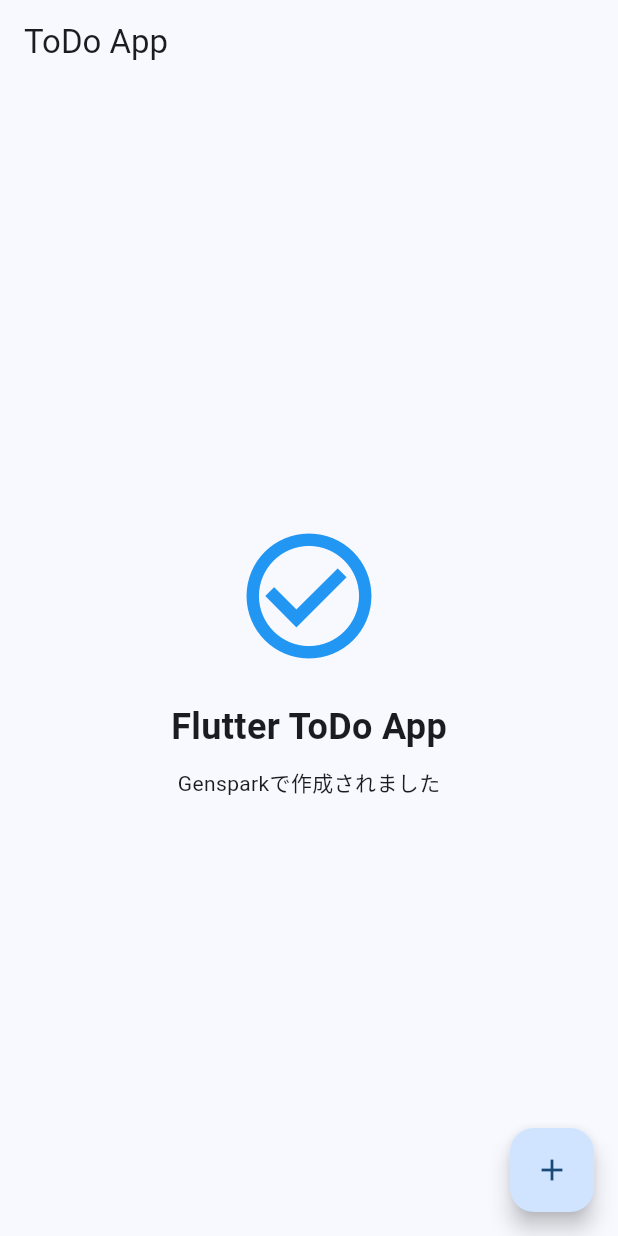
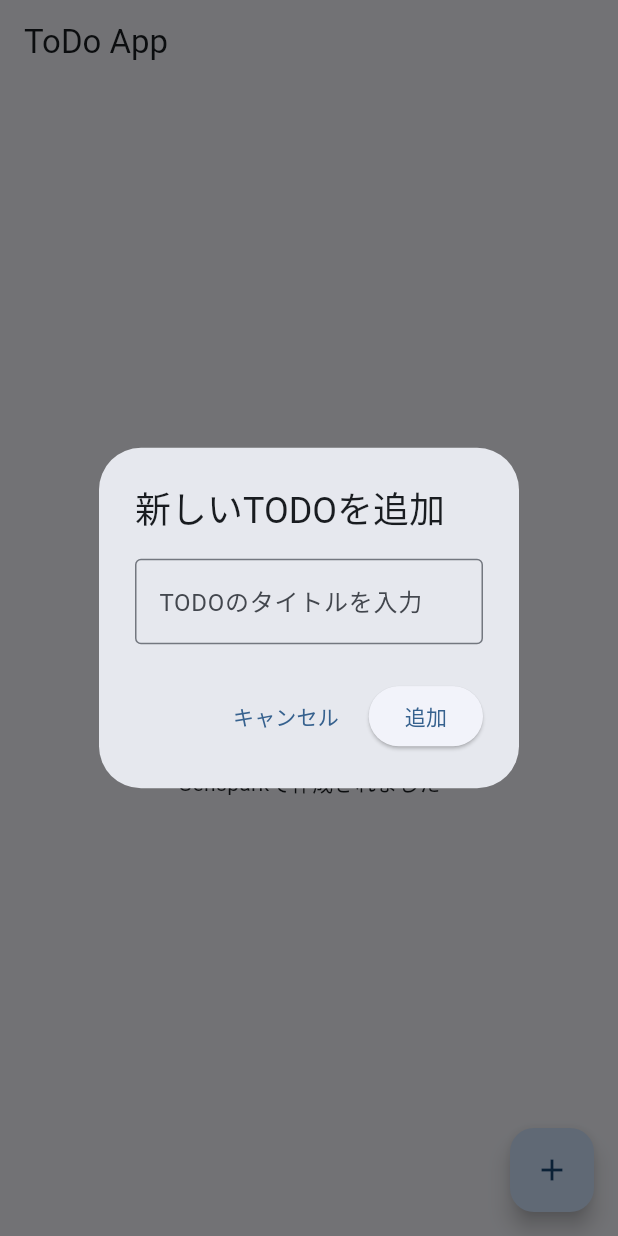
Before and after one commit to garyohosu/todo_sample1, a Flutter app: the screen it shows after launch, after a tap on the "add" icon, on a phone screen of 412 x 824 dp. Run offline on Flutter 3.47's test engine with Material 3 defaults, Android fonts, the phone set to English and light mode, and no system bars; our stand-ins replace hive, hive_flutter; accounts and stored records are empty.

Commit message:
Feat: Implement FloatingActionButton to add new todos
- Add dialog to input new todo title
- Show todo list when todos exist
- Allow marking todos as done with checkbox
- Allow deleting todos
- Connect to TodoProvider for database persistence

This implements the missing functionality for the + button
that was previously empty.

🤖 Generated with [Claude Code](https://claude.com/claude-code)

Co-Authored-By: Claude <noreply@anthropic.com>

```diff
--- a/lib/screens/home_screen.dart
+++ b/lib/screens/home_screen.dart
@@ -1,7 +1,67 @@
 import 'package:flutter/material.dart';
+import 'package:provider/provider.dart';
+import 'package:uuid/uuid.dart';
+import '../models/todo_item.dart';
+import '../providers/todo_provider.dart';
 
-class HomeScreen extends StatelessWidget {
+class HomeScreen extends StatefulWidget {
   const HomeScreen({super.key});
+
+  @override
+  State<HomeScreen> createState() => _HomeScreenState();
+}
+
+class _HomeScreenState extends State<HomeScreen> {
+  final _titleController = TextEditingController();
+
+  void _showAddTodoDialog(BuildContext context) {
+    _titleController.clear();
+    showDialog(
+      context: context,
+      builder: (BuildContext context) {
+        return AlertDialog(
+          title: const Text('新しいTODOを追加'),
+          content: TextField(
+            controller: _titleController,
+            decoration: const InputDecoration(
+              hintText: 'TODOのタイトルを入力',
+              border: OutlineInputBorder(),
+            ),
+            maxLines: null,
+          ),
+          actions: [
+            TextButton(
+              onPressed: () {
+                Navigator.of(context).pop();
+              },
+              child: const Text('キャンセル'),
+            ),
+            ElevatedButton(
+              onPressed: () {
+                if (_titleController.text.isNotEmpty) {
+                  final newTodo = TodoItem(
+                    id: const Uuid().v4(),
+                    title: _titleController.text,
+                  );
+
+                  context.read<TodoProvider>().addTodo(newTodo);
+                  Navigator.of(context).pop();
+                  _titleController.clear();
+                }
+              },
+              child: const Text('追加'),
+            ),
+          ],
+        );
+      },
+    );
+  }
+
+  @override
+  void dispose() {
+    _titleController.dispose();
+    super.dispose();
+  }
 
   @override
   Widget build(BuildContext context) {
@@ -9,7 +69,10 @@ class HomeScreen extends StatelessWidget {
       appBar: AppBar(
         title: const Text('ToDo App'),
       ),
-      body: const Center(
+      body: Consumer<TodoProvider>(
+        builder: (context, todoProvider, _) {
+          if (todoProvider.todos.isEmpty) {
+            return const Center(
               child: Column(
                 mainAxisAlignment: MainAxisAlignment.center,
                 children: [
@@ -23,9 +86,39 @@ class HomeScreen extends StatelessWidget {
                   Text('Gensparkで作成されました'),
                 ],
               ),
+            );
+          }
+
+          return ListView.builder(
+            itemCount: todoProvider.todos.length,
+            itemBuilder: (context, index) {
+              final todo = todoProvider.todos[index];
+              return ListTile(
+                leading: Checkbox(
+                  value: todo.isDone,
+                  onChanged: (bool? value) {
+                    todoProvider.toggleTodoStatus(todo.id);
+                  },
+                ),
+                title: Text(
+                  todo.title,
+                  style: TextStyle(
+                    decoration: todo.isDone ? TextDecoration.lineThrough : null,
+                  ),
+                ),
+                trailing: IconButton(
+                  icon: const Icon(Icons.delete),
+                  onPressed: () {
+                    todoProvider.deleteTodo(todo.id);
+                  },
+                ),
+              );
+            },
+          );
+        },
       ),
       floatingActionButton: FloatingActionButton(
-        onPressed: () {},
+        onPressed: () => _showAddTodoDialog(context),
         child: const Icon(Icons.add),
       ),
     );
```
Lines whose indentation alone changed are shown as unchanged.
